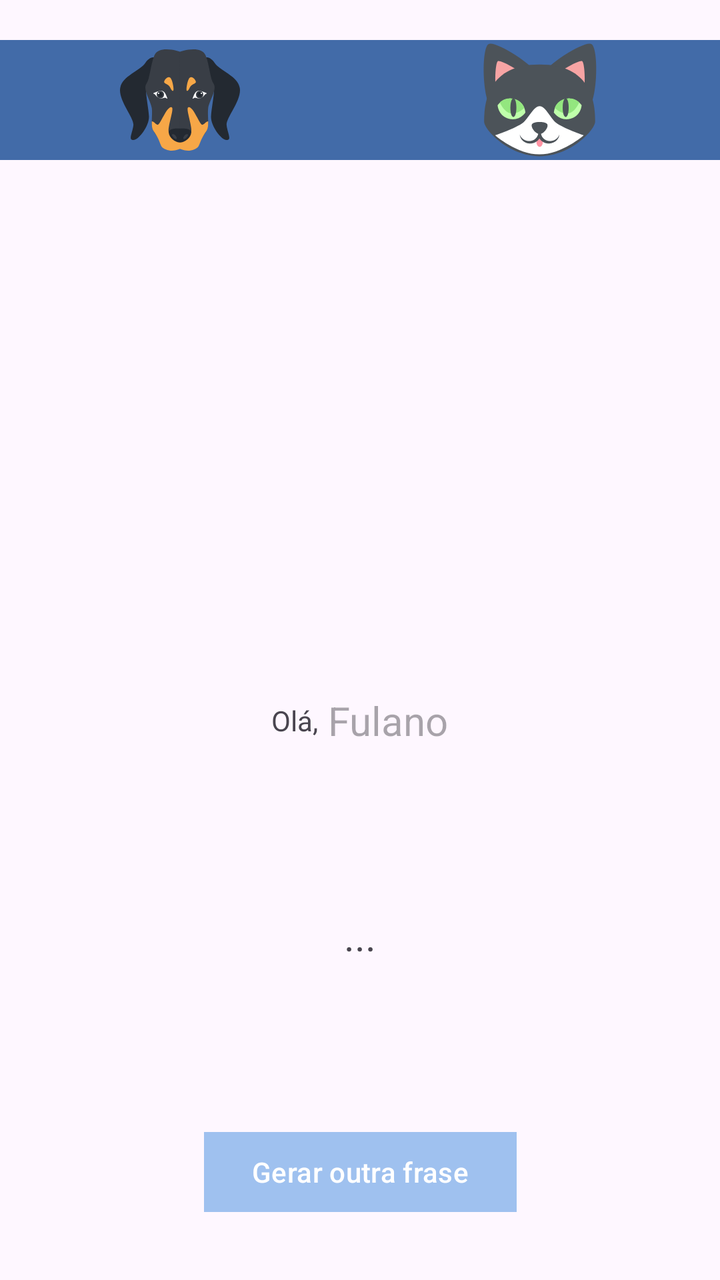
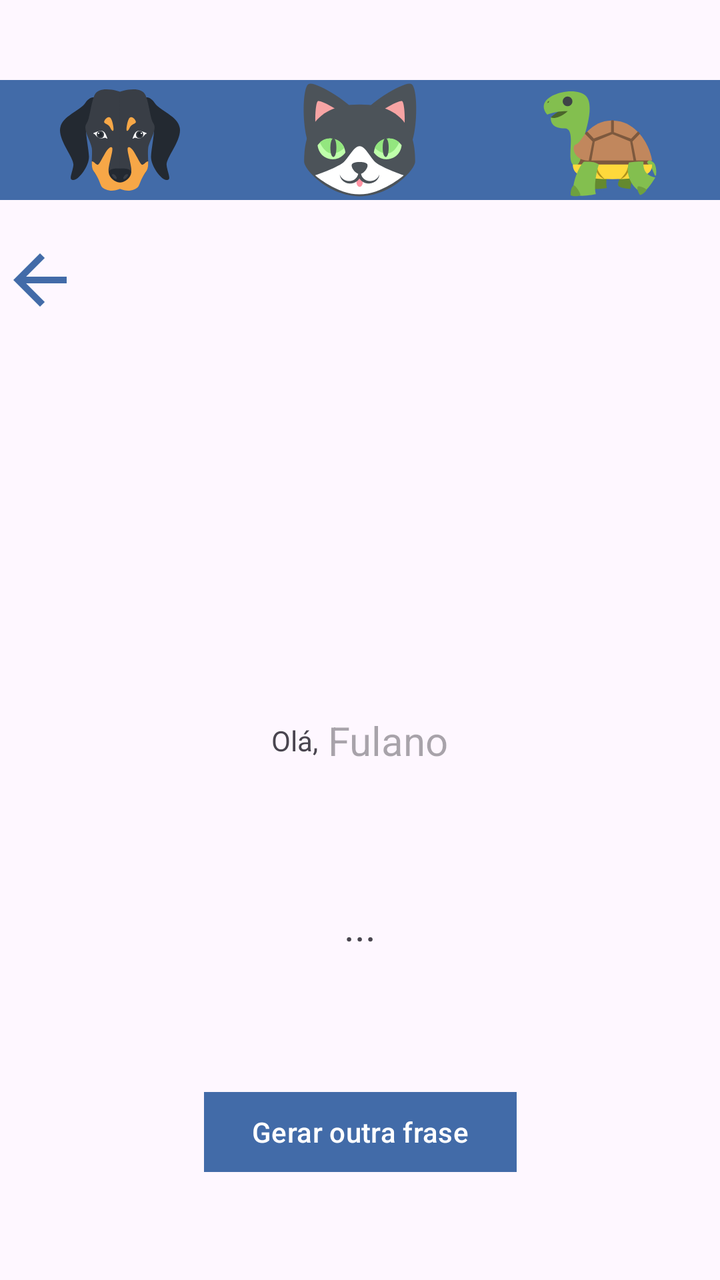

Two renders of the same Android screen: before a commit and after it. Below are the layout's source before the change and the commit's diff.
<!-- AndroidManifest.xml: application theme Theme.App2 -->
<!-- res/layout/activity_main2.xml -->
<?xml version="1.0" encoding="utf-8"?>
<androidx.constraintlayout.widget.ConstraintLayout xmlns:android="http://schemas.android.com/apk/res/android"
    xmlns:app="http://schemas.android.com/apk/res-auto"
    xmlns:tools="http://schemas.android.com/tools"
    android:id="@+id/main"
    android:layout_width="match_parent"
    android:layout_height="match_parent"
    tools:context=".MainActivity2">
<ImageView
    android:layout_marginTop="20dp"
    android:clickable="true"
    android:id="@+id/cachorro"
    android:layout_width="0dp"
    android:layout_height="60dp"
    android:src="@drawable/belinha"
    app:layout_constraintLeft_toLeftOf="parent"
    app:layout_constraintRight_toLeftOf="@id/gato"
    app:layout_constraintTop_toTopOf="parent"
    android:background="@color/blue"
    />
    <ImageView
        android:layout_marginTop="20dp"
        android:clickable="true"
        android:id="@+id/gato"
        android:layout_width="0dp"
        android:layout_height="60dp"
        android:src="@drawable/branquinho"
        app:layout_constraintLeft_toRightOf="@id/cachorro"
        app:layout_constraintRight_toRightOf="parent"
        app:layout_constraintHorizontal_chainStyle="packed"
        app:layout_constraintTop_toTopOf="parent"
        android:background="@color/blue"
        />
    <TextView
        android:id="@+id/ola"
        android:layout_width="wrap_content"
        android:layout_height="wrap_content"
        app:layout_constraintTop_toBottomOf="@id/cachorro"
        android:text="@string/ola"
        app:layout_constraintRight_toLeftOf="@id/name2"
        app:layout_constraintHorizontal_chainStyle="packed"
        app:layout_constraintLeft_toLeftOf="parent"
        app:layout_constraintBottom_toBottomOf="parent"
        />
    <TextView
        android:id="@+id/name2"
        android:hint="Fulano"
        android:layout_width="wrap_content"
        android:layout_height="wrap_content"
        app:layout_constraintTop_toBottomOf="@id/cachorro"
        app:layout_constraintLeft_toRightOf="@id/ola"
        app:layout_constraintRight_toRightOf="parent"
        app:layout_constraintBottom_toBottomOf="parent"
        android:layout_marginLeft="5dp"
        android:textSize="20sp"
        />
    <TextView
        android:id="@+id/frases"
        android:layout_width="wrap_content"
        android:layout_height="wrap_content"
        app:layout_constraintTop_toBottomOf="@id/name2"
        app:layout_constraintLeft_toLeftOf="parent"
        app:layout_constraintRight_toRightOf="parent"
        app:layout_constraintBottom_toTopOf="@id/botaoFrase"
        android:textSize="20sp"
        android:text="@string/frases"
        />
    <Button
        android:id="@+id/botaoFrase"
        android:layout_width="wrap_content"
        android:layout_height="wrap_content"
        android:hint="Gerar outra frase"
        android:textColorHint="@color/white"
        android:backgroundTint="@color/light_blue"
        app:layout_constraintBottom_toBottomOf="parent"
        app:layout_constraintLeft_toLeftOf="parent"
        app:layout_constraintRight_toRightOf="parent"
        app:cornerRadius="0dp"
        android:layout_marginBottom="30dp"
        />
</androidx.constraintlayout.widget.ConstraintLayout>
<!-- resources referenced by this layout -->
<resources>
  <color name="blue">#426BA8</color>
  <color name="light_blue">#9FC1EF</color>
  <color name="white">#FFFFFFFF</color>
  <!-- drawable belinha: vector/xml drawable (drawable, 4419 chars, omitted) -->
  <!-- drawable branquinho: vector/xml drawable (drawable, 2918 chars, omitted) -->
  <string name="frases">...</string>
  <string name="ola">Olá, </string>
  <style name="Theme.App2" parent="Base.Theme.App2" />
  <style name="Base.Theme.App2" parent="Theme.Material3.DayNight.NoActionBar">
          
          
      </style>
</resources>

<!-- the commit's change to res/layout/activity_main2.xml (unified diff, before → after) -->
@@ -7,7 +7,7 @@
     android:layout_height="match_parent"
     tools:context=".MainActivity2">
 <ImageView
-    android:layout_marginTop="20dp"
+    android:layout_marginTop="40dp"
     android:clickable="true"
     android:id="@+id/cachorro"
     android:layout_width="0dp"
@@ -19,17 +19,41 @@
     android:background="@color/blue"
     />
     <ImageView
-        android:layout_marginTop="20dp"
+        android:layout_marginTop="40dp"
         android:clickable="true"
         android:id="@+id/gato"
         android:layout_width="0dp"
         android:layout_height="60dp"
         android:src="@drawable/branquinho"
         app:layout_constraintLeft_toRightOf="@id/cachorro"
+        app:layout_constraintRight_toLeftOf="@id/jabuti"
+        app:layout_constraintHorizontal_chainStyle="packed"
+        app:layout_constraintTop_toTopOf="parent"
+        android:background="@color/blue"
+        />
+    <ImageView
+        android:layout_marginTop="40dp"
+        android:clickable="true"
+        android:id="@+id/jabuti"
+        android:layout_width="0dp"
+        android:layout_height="60dp"
+        android:src="@drawable/juju"
+        app:layout_constraintLeft_toRightOf="@id/gato"
         app:layout_constraintRight_toRightOf="parent"
         app:layout_constraintHorizontal_chainStyle="packed"
         app:layout_constraintTop_toTopOf="parent"
         android:background="@color/blue"
+
+        />
+    <ImageView
+        android:layout_marginTop="20dp"
+        android:id="@+id/botaoVoltar"
+        android:layout_width="40dp"
+        android:layout_height="40dp"
+        android:src="@drawable/outline_arrow_back_24"
+        app:layout_constraintLeft_toLeftOf="parent"
+        app:layout_constraintTop_toBottomOf="@+id/cachorro"
+
         />
     <TextView
         android:id="@+id/ola"
@@ -64,6 +88,9 @@
         app:layout_constraintBottom_toTopOf="@id/botaoFrase"
         android:textSize="20sp"
         android:text="@string/frases"
+        android:paddingLeft="30dp"
+        android:paddingRight="30dp"
+        android:textAlignment="center"
         />
     <Button
         android:id="@+id/botaoFrase"
@@ -71,11 +98,11 @@
         android:layout_height="wrap_content"
         android:hint="Gerar outra frase"
         android:textColorHint="@color/white"
-        android:backgroundTint="@color/light_blue"
+        android:backgroundTint="@color/blue"
         app:layout_constraintBottom_toBottomOf="parent"
         app:layout_constraintLeft_toLeftOf="parent"
         app:layout_constraintRight_toRightOf="parent"
         app:cornerRadius="0dp"
-        android:layout_marginBottom="30dp"
+        android:layout_marginBottom="50dp"
         />
 </androidx.constraintlayout.widget.ConstraintLayout>
<!-- resource entries referenced after the edit -->
@@ -1,10 +1,16 @@
 <!-- resources referenced by this layout -->
 <resources>
   <color name="blue">#426BA8</color>
-  <color name="light_blue">#9FC1EF</color>
   <color name="white">#FFFFFFFF</color>
   <!-- drawable belinha: vector/xml drawable (drawable, 4419 chars, omitted) -->
   <!-- drawable branquinho: vector/xml drawable (drawable, 2918 chars, omitted) -->
+  <!-- drawable juju: vector/xml drawable (drawable, 3576 chars, omitted) -->
+  <!-- drawable outline_arrow_back_24 (drawable) -->
+  <vector xmlns:android="http://schemas.android.com/apk/res/android" android:autoMirrored="true" android:height="24dp" android:tint="#426BA8" android:viewportHeight="960" android:viewportWidth="960" android:width="24dp">
+        
+      <path android:fillColor="@android:color/white" android:pathData="M313,520L537,744L480,800L160,480L480,160L537,216L313,440L800,440L800,520L313,520Z"/>
+      
+  </vector>
   <string name="frases">...</string>
   <string name="ola">Olá, </string>
   <style name="Theme.App2" parent="Base.Theme.App2" />
